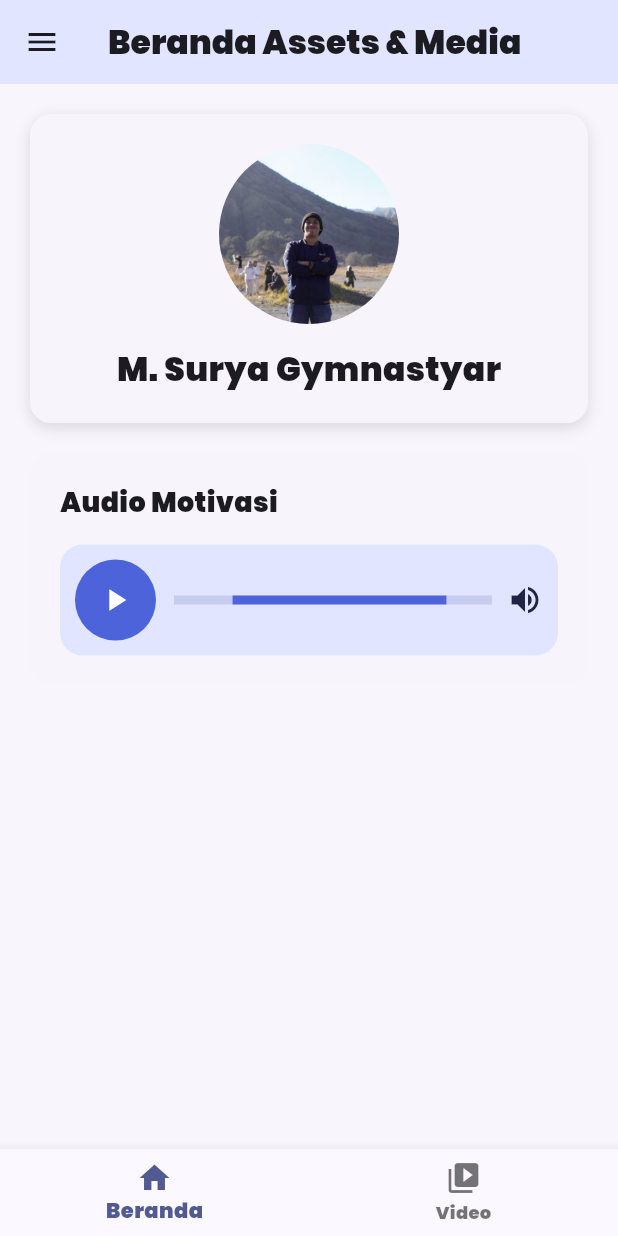
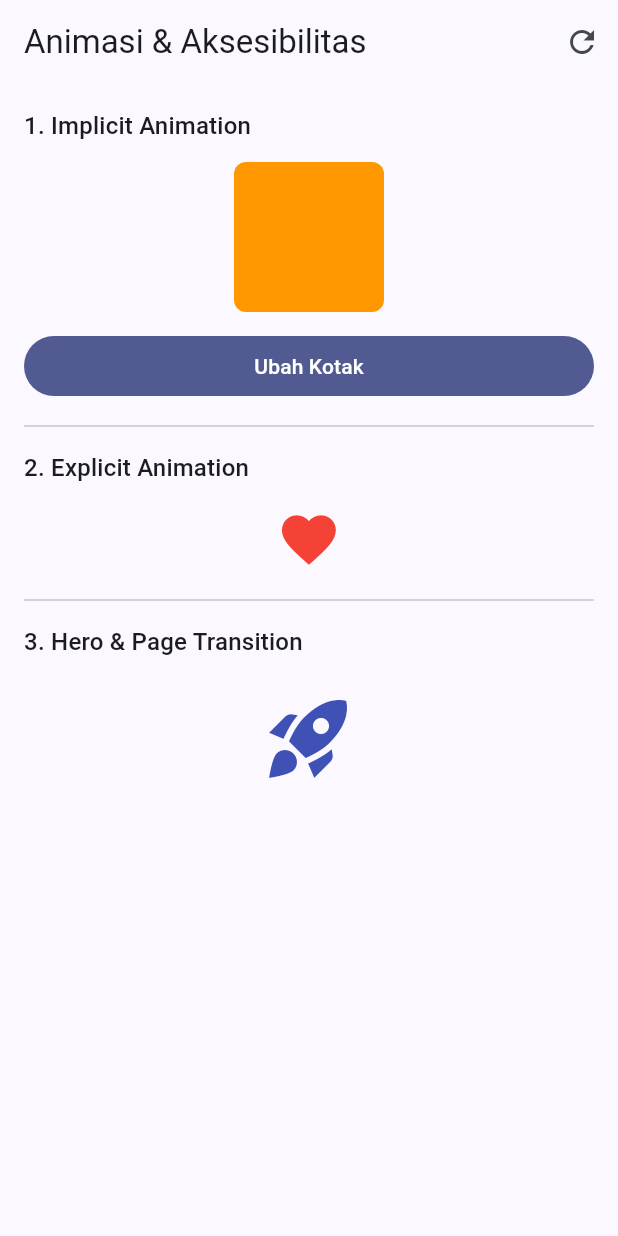
Before and after one commit to SuryaGymnastyar/prak-mobilelanjut-2417051011, a Flutter app: the screen it shows after launch, on a phone screen of 412 x 824 dp. Run offline on Flutter 3.47's test engine with Material 3 defaults, Android fonts, the light colour scheme and no system bars; our stand-ins replace audioplayers.

Commit message:
Pertemuan 7

```diff
--- /dev/null
+++ b/lib/home_page.dart
@@ -0,0 +1,133 @@
+import 'package:flutter/material.dart';
+import 'detail_page.dart';
+
+class HomePage extends StatefulWidget {
+  const HomePage({super.key});
+
+  @override
+  State<HomePage> createState() => _HomePageState();
+}
+
+class _HomePageState extends State<HomePage>
+    with SingleTickerProviderStateMixin {
+  bool _besar = false;
+  late final AnimationController _controller;
+
+  @override
+  void initState() {
+    super.initState();
+    _controller = AnimationController(
+      vsync: this,
+      duration: const Duration(milliseconds: 800),
+    )..repeat(reverse: true);
+  }
+
+  @override
+  void dispose() {
+    _controller.dispose();
+    super.dispose();
+  }
+
+  void _bukaDetail() {
+    Navigator.push(
+      context,
+      PageRouteBuilder(
+        transitionDuration: const Duration(milliseconds: 500),
+        pageBuilder: (context, animation, secondary) => const DetailPage(),
+        transitionsBuilder: (context, animation, secondary, child) =>
+            FadeTransition(opacity: animation, child: child),
+      ),
+    );
+  }
+
+  @override
+  Widget build(BuildContext context) {
+    final tanpaGerak = MediaQuery.of(context).disableAnimations;
+
+    return Scaffold(
+      appBar: AppBar(
+        title: const Text('Animasi & Aksesibilitas'),
+        actions: [
+          IconButton(
+            icon: const Icon(Icons.refresh),
+            tooltip: 'Reset kotak',
+            onPressed: () => setState(() => _besar = false),
+          ),
+        ],
+      ),
+      body: ListView(
+        padding: const EdgeInsets.all(16),
+        children: [
+          Text(
+            '1. Implicit Animation',
+            style: Theme.of(context).textTheme.titleMedium,
+          ),
+          const SizedBox(height: 12),
+          Center(
+            child: Semantics(
+              label: _besar ? 'Kotak ukuran besar' : 'Kotak ukuran kecil',
+              child: AnimatedContainer(
+                duration: Duration(milliseconds: tanpaGerak ? 0 : 500),
+                curve: Curves.easeInOut,
+                width: _besar ? 200 : 100,
+                height: _besar ? 200 : 100,
+                decoration: BoxDecoration(
+                  color: _besar ? Colors.indigo : Colors.orange,
+                  borderRadius: BorderRadius.circular(_besar ? 40 : 8),
+                ),
+              ),
+            ),
+          ),
+          const SizedBox(height: 12),
+          FilledButton(
+            onPressed: () => setState(() => _besar = !_besar),
+            child: const Text('Ubah Kotak'),
+          ),
+          const Divider(height: 32),
+          Text(
+            '2. Explicit Animation',
+            style: Theme.of(context).textTheme.titleMedium,
+          ),
+          const SizedBox(height: 12),
+          Center(
+            child: ScaleTransition(
+              scale: Tween<double>(begin: 0.8, end: 1.2).animate(_controller),
+              child: const Icon(
+                Icons.favorite,
+                color: Colors.red,
+                size: 48,
+                semanticLabel: 'Ikon hati berdenyut',
+              ),
+            ),
+          ),
+          const Divider(height: 32),
+          Text(
+            '3. Hero & Page Transition',
+            style: Theme.of(context).textTheme.titleMedium,
+          ),
+          const SizedBox(height: 12),
+          Center(
+            child: Semantics(
+              label: 'Buka halaman detail',
+              button: true,
+              child: InkWell(
+                onTap: _bukaDetail,
+                child: const Padding(
+                  padding: EdgeInsets.all(8),
+                  child: Hero(
+                    tag: 'hero-ikon',
+                    child: Icon(
+                      Icons.rocket_launch,
+                      size: 64,
+                      color: Colors.indigo,
+                    ),
+                  ),
+                ),
+              ),
+            ),
+          ),
+        ],
+      ),
+    );
+  }
+}
--- a/lib/main.dart
+++ b/lib/main.dart
@@ -1,10 +1,40 @@
+// import 'package:flutter/material.dart';
+// import 'package:prakmola_surya/detail_page.dart';
+// import 'assets_media.dart';
+
+// void main() {
+//   runApp(const MyApp());
+// }
+
+// class MyApp extends StatelessWidget {
+//   const MyApp({super.key});
+
+//   @override
+//   Widget build(BuildContext context) {
+//     return MaterialApp(
+//       debugShowCheckedModeBanner: false,
+//       title: 'Assets Media & Navigation',
+
+//       theme: ThemeData(
+//         useMaterial3: true,
+//         fontFamily: 'Poppins',
+//         colorScheme: ColorScheme.fromSeed(
+//           seedColor: const Color(0xFF4D63D9),
+//         ),
+//       ),
+//       initialRoute: '/',
+//       routes: {
+//         '/': (context) => const AssetsMediaPage(),
+//         '/detail': (context) => const DetailPage()
+//       },
+//     );
+//   }
+// }
+
 import 'package:flutter/material.dart';
-import 'package:prakmola_surya/detail_page.dart';
-import 'assets_media.dart';
+import 'home_page.dart';
 
-void main() {
-  runApp(const MyApp());
-}
+void main() => runApp(const MyApp());
 
 class MyApp extends StatelessWidget {
   const MyApp({super.key});
@@ -13,20 +43,8 @@ class MyApp extends StatelessWidget {
   Widget build(BuildContext context) {
     return MaterialApp(
       debugShowCheckedModeBanner: false,
-      title: 'Assets Media & Navigation',
-
-      theme: ThemeData(
-        useMaterial3: true,
-        fontFamily: 'Poppins',
-        colorScheme: ColorScheme.fromSeed(
-          seedColor: const Color(0xFF4D63D9),
-        ),
-      ),
-      initialRoute: '/',
-      routes: {
-        '/': (context) => const AssetsMediaPage(),
-        '/detail': (context) => const DetailPage()
-      },
+      theme: ThemeData(colorSchemeSeed: Colors.indigo, useMaterial3: true),
+      home: const HomePage(),
     );
   }
 }
```
Also changed, not shown: lib/detail_page.dart (+123 -99 lines).
